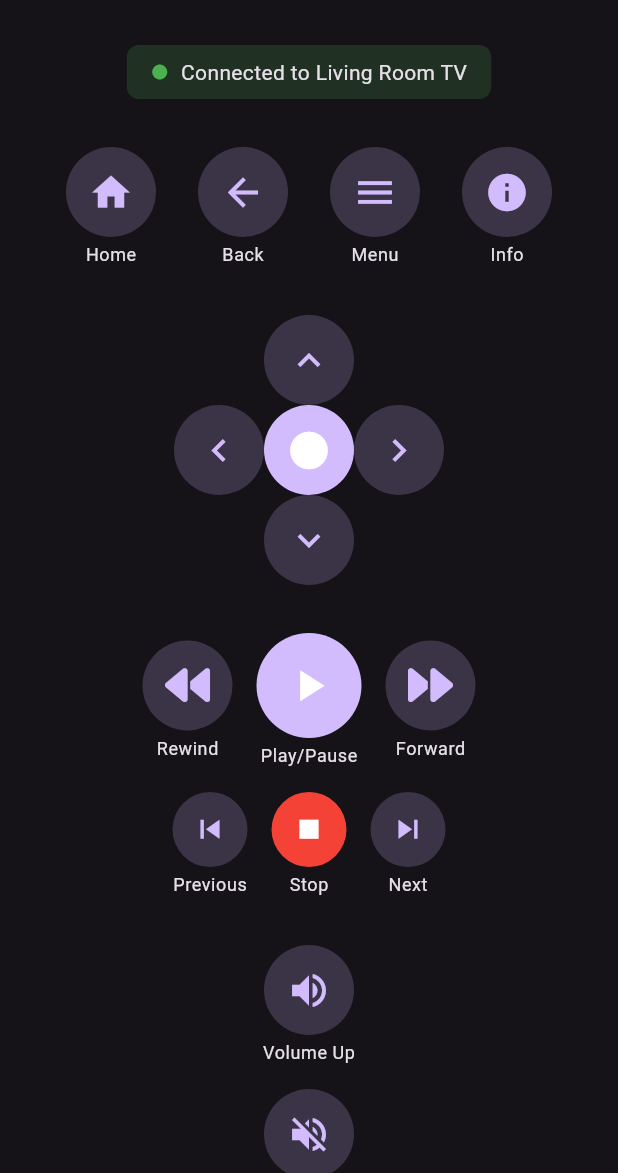
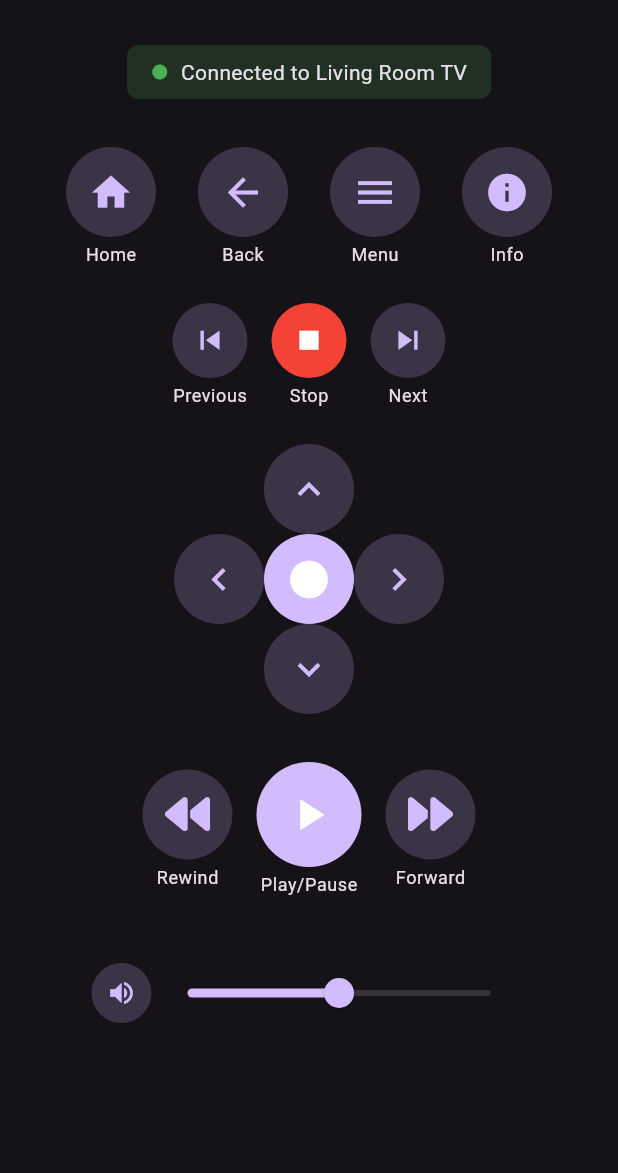
Before and after one commit to TylerHight/PC_Remote_Control_App, a Flutter app: the screen it shows after launch, on a phone screen of 412 x 824 dp, the part 63-1236 px from its top. Run offline on Flutter 3.47's test engine with Material 3 defaults, Android fonts, the phone set to English and light mode, and no system bars; our stand-ins replace equatable, flutter_bloc, font_awesome_flutter.

Commit message:
add media control buttons and enhance volume control functionality

```diff
--- a/lib/presentation/screens/remote_control_screen.dart
+++ b/lib/presentation/screens/remote_control_screen.dart
@@ -13,6 +13,8 @@ import 'package:pc_remote_control_app/presentation/widgets/media_controls.dart';
 import 'package:pc_remote_control_app/presentation/widgets/navigation_controls.dart';
 import 'package:pc_remote_control_app/presentation/widgets/volume_controls.dart';
 import 'package:pc_remote_control_app/presentation/widgets/feedback_overlay.dart';
+
+import '../widgets/control_button.dart';
 
 class RemoteControlScreen extends StatefulWidget {
   const RemoteControlScreen({super.key});
@@ -53,7 +55,6 @@ class _RemoteControlScreenState extends State<RemoteControlScreen> {
           IconButton(
             icon: const Icon(Icons.settings),
             onPressed: () {
-              // Navigate to settings screen (not implemented in this demo)
               ScaffoldMessenger.of(context).showSnackBar(
                 const SnackBar(content: Text('Settings not implemented in demo')),
               );
@@ -89,7 +90,37 @@ class _RemoteControlScreenState extends State<RemoteControlScreen> {
                       onInfoPressed: () => _sendCommand(CommandType.info),
                     ),
 
-                    const SizedBox(height: 32),
+                    const SizedBox(height: 24),
+
+                    // Previous/Stop/Next buttons
+                    Row(
+                      mainAxisAlignment: MainAxisAlignment.center,
+                      children: [
+                        ControlButton(
+                          icon: Icons.skip_previous,
+                          onPressed: () => _sendCommand(CommandType.previous),
+                          label: 'Previous',
+                          size: 50,
+                        ),
+                        const SizedBox(width: 16),
+                        ControlButton(
+                          icon: Icons.stop,
+                          onPressed: () => _sendCommand(CommandType.stop),
+                          color: Colors.red,
+                          label: 'Stop',
+                          size: 50,
+                        ),
+                        const SizedBox(width: 16),
+                        ControlButton(
+                          icon: Icons.skip_next,
+                          onPressed: () => _sendCommand(CommandType.next),
+                          label: 'Next',
+                          size: 50,
+                        ),
+                      ],
+                    ),
+
+                    const SizedBox(height: 24),
 
                     // D-Pad for navigation
                     DPad(
@@ -114,18 +145,11 @@ class _RemoteControlScreenState extends State<RemoteControlScreen> {
 
                     const SizedBox(height: 32),
 
-                    // Volume and episode controls in a row
-                    Row(
-                      mainAxisAlignment: MainAxisAlignment.spaceEvenly,
-                      crossAxisAlignment: CrossAxisAlignment.start,
-                      children: [
-                        // Volume controls
-                        VolumeControls(
-                          onVolumeUpPressed: () => _sendCommand(CommandType.volumeUp),
-                          onVolumeDownPressed: () => _sendCommand(CommandType.volumeDown),
-                          onMutePressed: () => _sendCommand(CommandType.mute),
-                        ),
-                      ],
+                    // Volume controls
+                    VolumeControls(
+                      onVolumeUpPressed: () => _sendCommand(CommandType.volumeUp),
+                      onVolumeDownPressed: () => _sendCommand(CommandType.volumeDown),
+                      onMutePressed: () => _sendCommand(CommandType.mute),
                     ),
                   ],
                 ),
--- a/lib/presentation/widgets/media_controls.dart
+++ b/lib/presentation/widgets/media_controls.dart
@@ -49,33 +49,6 @@ class MediaControls extends StatelessWidget {
             ),
           ],
         ),
-        const SizedBox(height: 16),
-        Row(
-          mainAxisAlignment: MainAxisAlignment.center,
-          children: [
-            ControlButton(
-              icon: Icons.skip_previous,
-              onPressed: onPreviousPressed,
-              label: 'Previous',
-              size: 50, // Smaller size
-            ),
-            const SizedBox(width: 16),
-            ControlButton(
-              icon: Icons.stop,
-              onPressed: onStopPressed,
-              color: Colors.red,
-              label: 'Stop',
-              size: 50, // Smaller size
-            ),
-            const SizedBox(width: 16),
-            ControlButton(
-              icon: Icons.skip_next,
-              onPressed: onNextPressed,
-              label: 'Next',
-              size: 50, // Smaller size
-            ),
-          ],
-        ),
       ],
     );
   }
--- a/lib/presentation/widgets/volume_controls.dart
+++ b/lib/presentation/widgets/volume_controls.dart
@@ -1,7 +1,7 @@
 import 'package:flutter/material.dart';
 import 'package:pc_remote_control_app/presentation/widgets/control_button.dart';
 
-class VolumeControls extends StatelessWidget {
+class VolumeControls extends StatefulWidget {
   final VoidCallback onVolumeUpPressed;
   final VoidCallback onVolumeDownPressed;
   final VoidCallback onMutePressed;
@@ -14,28 +14,53 @@ class VolumeControls extends StatelessWidget {
   });
 
   @override
+  State<VolumeControls> createState() => _VolumeControlsState();
+}
+
+class _VolumeControlsState extends State<VolumeControls> {
+  double _volume = 0.5;
+  bool _isMuted = false;
+
+  void _handleVolumeChange(double value) {
+    setState(() {
+      _volume = value;
+    });
+    if (value > _volume) {
+      widget.onVolumeUpPressed();
+    } else {
+      widget.onVolumeDownPressed();
+    }
+  }
+
+  @override
   Widget build(BuildContext context) {
-    return Column(
+    return Container(
+      padding: const EdgeInsets.symmetric(horizontal: 16, vertical: 8),
+      decoration: BoxDecoration(
+        color: Theme.of(context).colorScheme.surface,
+        borderRadius: BorderRadius.circular(16),
+      ),
+      child: Row(
         mainAxisSize: MainAxisSize.min,
         children: [
           ControlButton(
-          icon: Icons.volume_up,
-          onPressed: onVolumeUpPressed,
-          label: 'Volume Up',
+            icon: _isMuted ? Icons.volume_off : Icons.volume_up,
+            onPressed: () {
+              setState(() => _isMuted = !_isMuted);
+              widget.onMutePressed();
+            },
+            size: 40,
           ),
-        const SizedBox(height: 16),
-        ControlButton(
-          icon: Icons.volume_off,
-          onPressed: onMutePressed,
-          label: 'Mute',
+          SizedBox(
+            width: 250,
+            child: Slider(
+              value: _volume,
+              onChanged: _handleVolumeChange,
+              activeColor: Theme.of(context).colorScheme.primary,
             ),
-        const SizedBox(height: 16),
-        ControlButton(
-          icon: Icons.volume_down,
-          onPressed: onVolumeDownPressed,
-          label: 'Volume Down',
           ),
         ],
+      ),
     );
   }
 }
```
Lines whose indentation alone changed are shown as unchanged.
